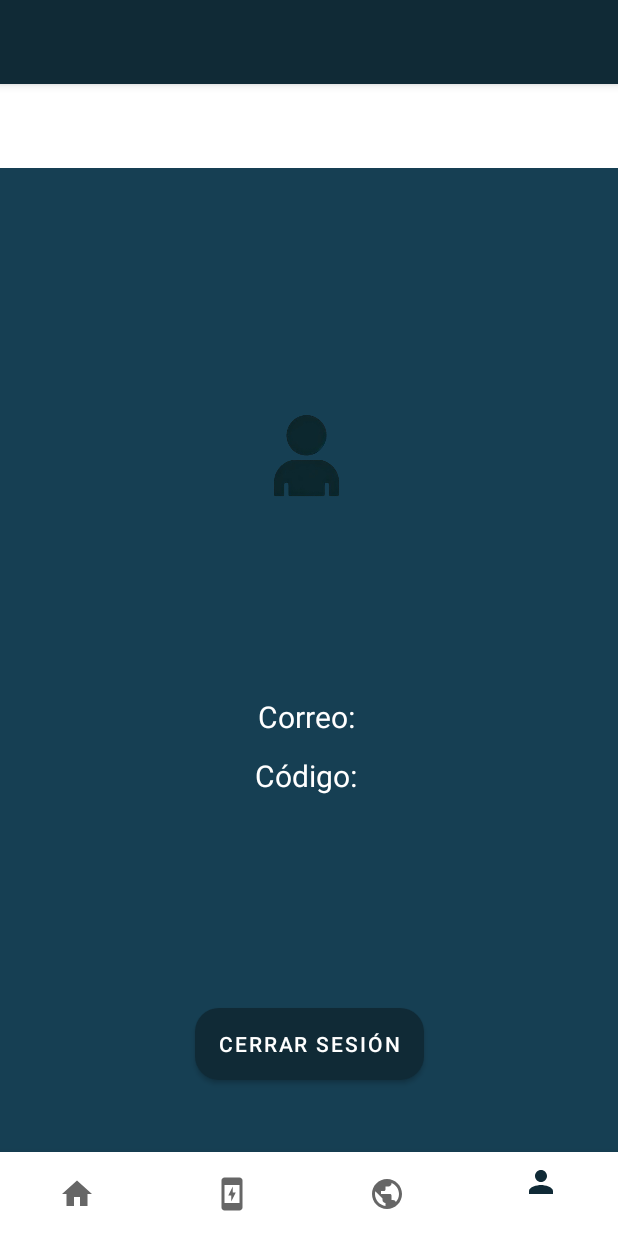
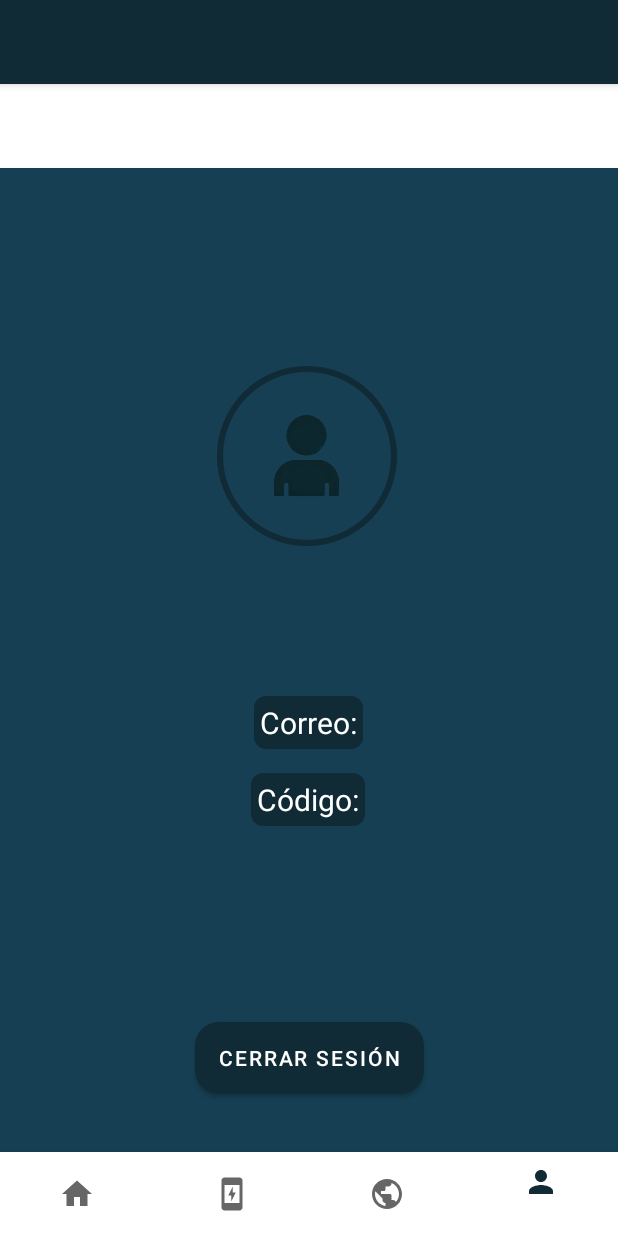
Before and after one commit to elanezon/taller-integrador, an Android app: the UsuarioFragment screen opened through its navigation route, on a phone screen of 412 x 824 dp. Run offline under Robolectric (Android 15) with nearby library versions, the phone set to English and light mode, and no system bars; our stand-ins replace navigation-ui.

Commit message:
Mejoras visuales a Fragment Usuario

```diff
--- /dev/null
+++ b/EV3/app/src/main/res/drawable/profile_border.xml
@@ -0,0 +1,8 @@
+<?xml version="1.0" encoding="utf-8"?>
+<shape xmlns:android="http://schemas.android.com/apk/res/android"
+    android:shape="oval">
+    <solid android:color="@android:color/transparent" />
+    <stroke
+        android:width="4dp"
+        android:color="@color/primaryColor2" /> <!-- Color del borde -->
+</shape>
--- /dev/null
+++ b/EV3/app/src/main/res/drawable/rounded_background.xml
@@ -0,0 +1,6 @@
+<?xml version="1.0" encoding="utf-8"?>
+<shape xmlns:android="http://schemas.android.com/apk/res/android"
+    android:shape="rectangle">
+    <solid android:color="@color/primaryColor2" /> <!-- Cambia @color/highlightColor por el color deseado -->
+    <corners android:radius="8dp" /> <!-- Ajusta el radio para redondear las esquinas -->
+</shape>
--- a/EV3/app/src/main/res/layout/fragment_usuario.xml
+++ b/EV3/app/src/main/res/layout/fragment_usuario.xml
@@ -19,9 +19,10 @@
         android:id="@+id/image_usuario"
         android:layout_width="120dp"
         android:layout_height="120dp"
+        android:src="@drawable/ic_default_user"
         android:layout_marginTop="32dp"
         android:contentDescription="Imagen de usuario"
-        android:src="@drawable/ic_default_user"
+        android:background="@drawable/profile_border"
         android:scaleType="centerCrop"
         app:layout_constraintBottom_toTopOf="@+id/text_usuario_correo"
         app:layout_constraintEnd_toEndOf="parent"
@@ -31,33 +32,37 @@
 
     <TextView
         android:id="@+id/text_usuario_correo"
-        android:layout_width="match_parent"
+        android:layout_width="wrap_content"
         android:layout_height="wrap_content"
         android:layout_marginStart="8dp"
         android:layout_marginTop="352dp"
         android:layout_marginEnd="8dp"
-        android:text="Correo: "
+        android:background="@drawable/rounded_background"
+        android:padding="4dp"
+        android:text="Correo:"
         android:textAlignment="center"
         android:textColor="@android:color/white"
         android:textSize="20sp"
         app:layout_constraintEnd_toEndOf="parent"
-        app:layout_constraintHorizontal_bias="0.0"
+        app:layout_constraintHorizontal_bias="0.498"
         app:layout_constraintStart_toStartOf="parent"
         app:layout_constraintTop_toTopOf="parent" />
 
     <TextView
         android:id="@+id/text_usuario_codigo"
-        android:layout_width="match_parent"
+        android:layout_width="wrap_content"
         android:layout_height="wrap_content"
         android:layout_marginStart="8dp"
-        android:layout_marginTop="12dp"
+        android:layout_marginTop="16dp"
         android:layout_marginEnd="8dp"
-        android:text="Código: "
+        android:background="@drawable/rounded_background"
+        android:padding="4dp"
+        android:text="Código:"
         android:textAlignment="center"
         android:textColor="@android:color/white"
         android:textSize="20sp"
         app:layout_constraintEnd_toEndOf="parent"
-        app:layout_constraintHorizontal_bias="0.0"
+        app:layout_constraintHorizontal_bias="0.498"
         app:layout_constraintStart_toStartOf="parent"
         app:layout_constraintTop_toBottomOf="@id/text_usuario_correo" />
 
```
